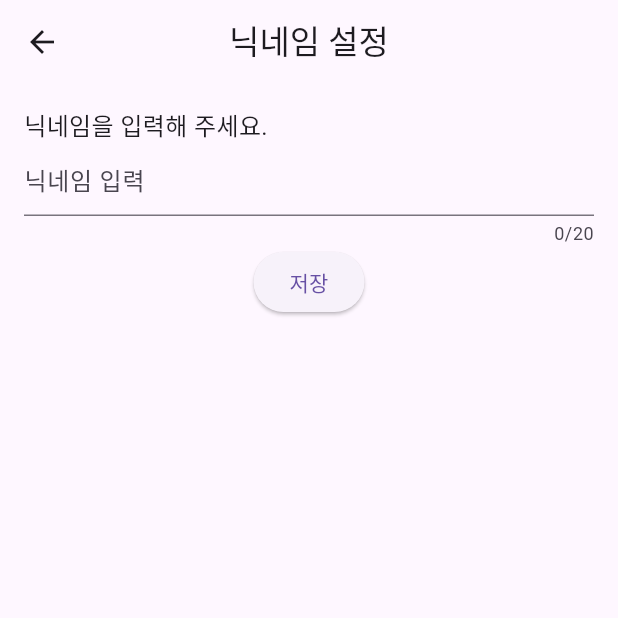
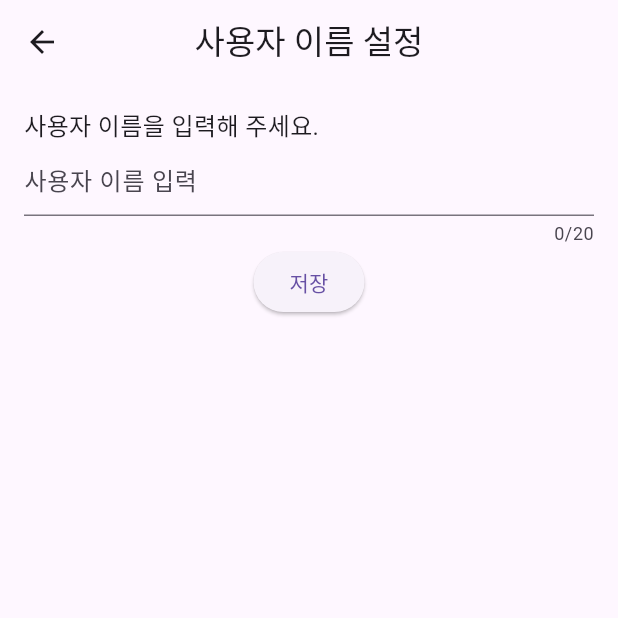
Before and after one commit to Six-Tail/1-4Capstone, a Flutter app: the EditNicknameScreen screen opened directly, after a tap on "저장", on a phone screen of 412 x 824 dp, the top half of it. Run offline on Flutter 3.47's test engine with Material 3 defaults, Android fonts, the phone set to English and light mode, and no system bars; our stand-ins replace cloud_firestore, curved_navigation_bar, firebase_auth, firebase_core, firebase_storage, flutter_svg and 6 more; missing offline and left inert: flutter_naver_login, kakao_flutter_sdk_user, uni_links2; accounts and stored records are empty; network calls fail.

Commit message:
nickname삭제 username으로 대체

```diff
--- a/lib/screens/editnicknamescreen.dart
+++ b/lib/screens/editnicknamescreen.dart
@@ -1,4 +1,3 @@
-// EditNicknameScreen.dart
 import 'package:flutter/material.dart';
 import '../service/User_Service.dart'; // UserService import
 import 'package:firebase_auth/firebase_auth.dart';
@@ -16,17 +15,17 @@ class _EditNicknameScreenState extends State<EditNicknameScreen> {
   @override
   void initState() {
     super.initState();
-    _nicknameController.text = ''; // 초기 닉네임 값 설정 (예: 기존 닉네임)
+    _nicknameController.text = ''; // 초기 사용자 이름 값 설정 (예: 기존 사용자 이름)
   }
 
-  // 닉네임 업데이트 함수
-  Future<void> _updateNickname() async {
+  // 사용자 이름 업데이트 함수
+  Future<void> _updateUserName() async {
     if (_firebaseUser != null) {
-      String newNickname = _nicknameController.text.trim();
-      if (newNickname.isNotEmpty) {
-        // Firebase에 닉네임 업데이트
-        await _userService.updateUserInfo(_firebaseUser!.uid, nickname: newNickname);
-        Navigator.pop(context, newNickname); // 새로운 닉네임을 전달하며 화면 닫기
+      String newUserName = _nicknameController.text.trim();
+      if (newUserName.isNotEmpty) {
+        // Firebase에 사용자 이름 업데이트
+        await _userService.updateUserInfo(_firebaseUser!.uid, userName: newUserName);
+        Navigator.pop(context, newUserName); // 새로운 사용자 이름을 전달하며 화면 닫기
       }
     }
   }
@@ -35,7 +34,7 @@ class _EditNicknameScreenState extends State<EditNicknameScreen> {
   Widget build(BuildContext context) {
     return Scaffold(
       appBar: AppBar(
-        title: Text('닉네임 설정'),
+        title: Text('사용자 이름 설정'),
         centerTitle: true,
       ),
       body: Padding(
@@ -43,15 +42,15 @@ class _EditNicknameScreenState extends State<EditNicknameScreen> {
         child: Column(
           crossAxisAlignment: CrossAxisAlignment.start,
           children: [
-            Text('닉네임을 입력해 주세요.', style: TextStyle(fontSize: 16)),
+            Text('사용자 이름을 입력해 주세요.', style: TextStyle(fontSize: 16)),
             TextField(
               controller: _nicknameController,
               maxLength: 20,
-              decoration: InputDecoration(hintText: '닉네임 입력'),
+              decoration: InputDecoration(hintText: '사용자 이름 입력'),
             ),
             Center(
               child: ElevatedButton(
-                onPressed: _updateNickname, // 버튼 클릭 시 닉네임 업데이트 함수 호출
+                onPressed: _updateUserName, // 버튼 클릭 시 사용자 이름 업데이트 함수 호출
                 child: Text('저장'),
               ),
             ),
--- a/lib/screens/namedetailscreen.dart
+++ b/lib/screens/namedetailscreen.dart
@@ -34,7 +34,7 @@ class _ProfileDetailScreenState extends State<ProfileDetailScreen> {
       final userInfo = await _userService.getUserInfo(_firebaseUser!.uid);
       if (userInfo != null) {
         setState(() {
-          userName = userInfo['nickname'] ?? 'Unknown';
+          userName = userInfo['userName'] ?? 'Unknown'; // userName 사용
           gender = userInfo['gender'] ?? '선택안함';
           birthday = userInfo['birthday'] ?? '미설정';
           profileImageUrl = userInfo['userImage'] ?? profileImageUrl;
@@ -60,9 +60,9 @@ class _ProfileDetailScreenState extends State<ProfileDetailScreen> {
     }
   }
 
-  Future<void> _updateNickname(String newNickname) async {
+  Future<void> _updateUserName(String newUserName) async { // userName 업데이트 메서드
     if (_firebaseUser != null) {
-      await _userService.updateUserInfo(_firebaseUser!.uid, nickname: newNickname);
+      await _userService.updateUserInfo(_firebaseUser!.uid, userName: newUserName); // userName 사용
     }
   }
 
@@ -115,18 +115,18 @@ class _ProfileDetailScreenState extends State<ProfileDetailScreen> {
           SizedBox(height: 16.0),
           Divider(),
           ListTile(
-            title: Text('닉네임'),
+            title: Text('사용자 이름'),
             trailing: Text(userName, style: TextStyle(color: Colors.blue)),
             onTap: () async {
-              final newNickname = await Navigator.push(
+              final newUserName = await Navigator.push(
                 context,
-                MaterialPageRoute(builder: (context) => EditNicknameScreen()),
+                MaterialPageRoute(builder: (context) => EditNicknameScreen()), // 사용자 이름 변경 화면으로 이동
               );
-              if (newNickname != null) {
+              if (newUserName != null) {
                 setState(() {
-                  userName = newNickname;
+                  userName = newUserName;
                 });
-                await _updateNickname(newNickname); // Firebase에 업데이트
+                await _updateUserName(newUserName); // Firebase에 사용자 이름 업데이트
               }
             },
           ),
```
Also changed, not shown: lib/service/User_Service.dart (+4 -5 lines).
